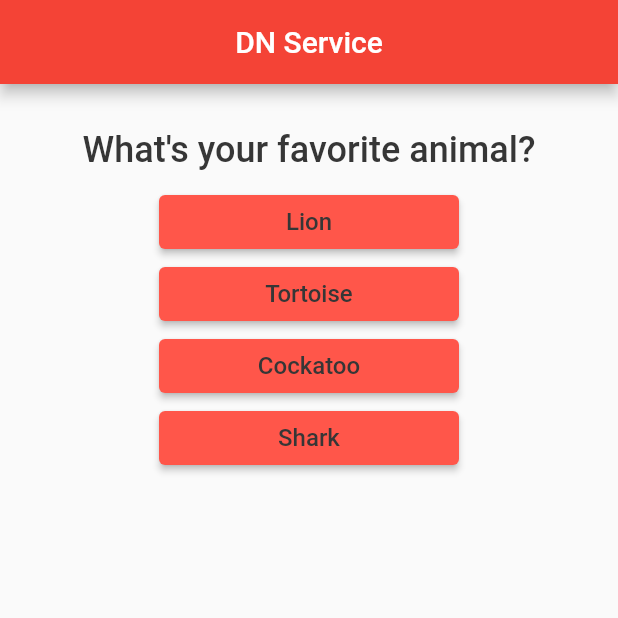
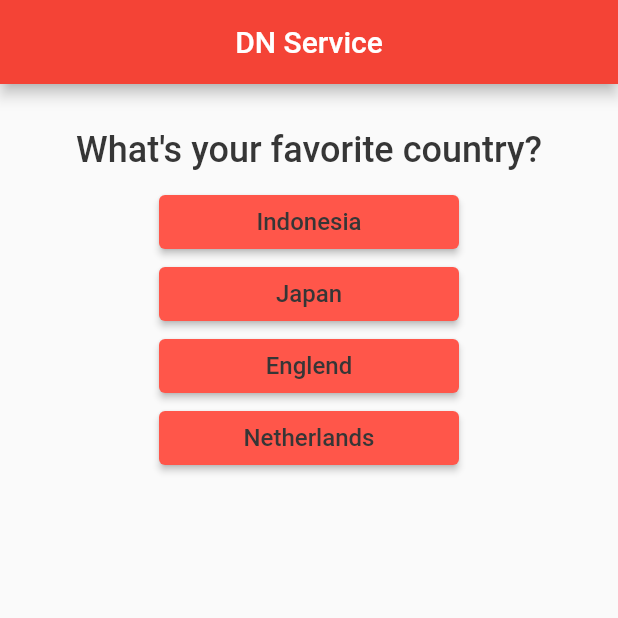
Before and after one commit to RafyDjauhari/DN-First-App, a Flutter app: the screen it shows after launch, after a tap on "Lion", after a tap on "Spaghetti", after a tap on "Basketball", on a phone screen of 412 x 824 dp, the top half of it. Run offline on Flutter 3.47's test engine with Material 2 defaults, Android fonts, the phone set to English and light mode, and no system bars.

Commit message:
Update 5

```diff
--- a/lib/main.dart
+++ b/lib/main.dart
@@ -18,7 +18,7 @@ class MyApp extends StatefulWidget {
 
 class _MyAppState extends State<MyApp> {
   var _questionIndex = 0;
-  var questions = [
+  static const questions = [
     {
       "questionText": "What's your favorite animal?",
       "answers": ["Lion", "Tortoise", "Cockatoo", "Shark"],
@@ -30,12 +30,16 @@ class _MyAppState extends State<MyApp> {
     {
       "questionText": "What's your favorite sports?",
       "answers": ["Swim", "Football", "Basketball", "Golf"],
+    },
+    {
+      "questionText": "What's your favorite country?",
+      "answers": ["Indonesia", "Japan", "Englend", "Netherlands"],
     }
   ];
 
   void _answerQuestion() {
     setState(() {
-      _questionIndex = (_questionIndex + 1) % questions.length;
+      _questionIndex = _questionIndex + 1;
     });
   }
 
@@ -49,7 +53,8 @@ class _MyAppState extends State<MyApp> {
             child: Text("DN Service"),
           ),
         ),
-        body: Column(
+        body: _questionIndex < questions.length
+            ? Column(
                 children: [
                   Question(
                     questions[_questionIndex]["questionText"] as String,
@@ -59,6 +64,9 @@ class _MyAppState extends State<MyApp> {
                     return Answer(_answerQuestion, answer);
                   }).toList()
                 ],
+              )
+            : Center(
+                child: Text("You fucking did it!!!"),
               ),
       ),
     );
```
Lines whose indentation alone changed are shown as unchanged.
